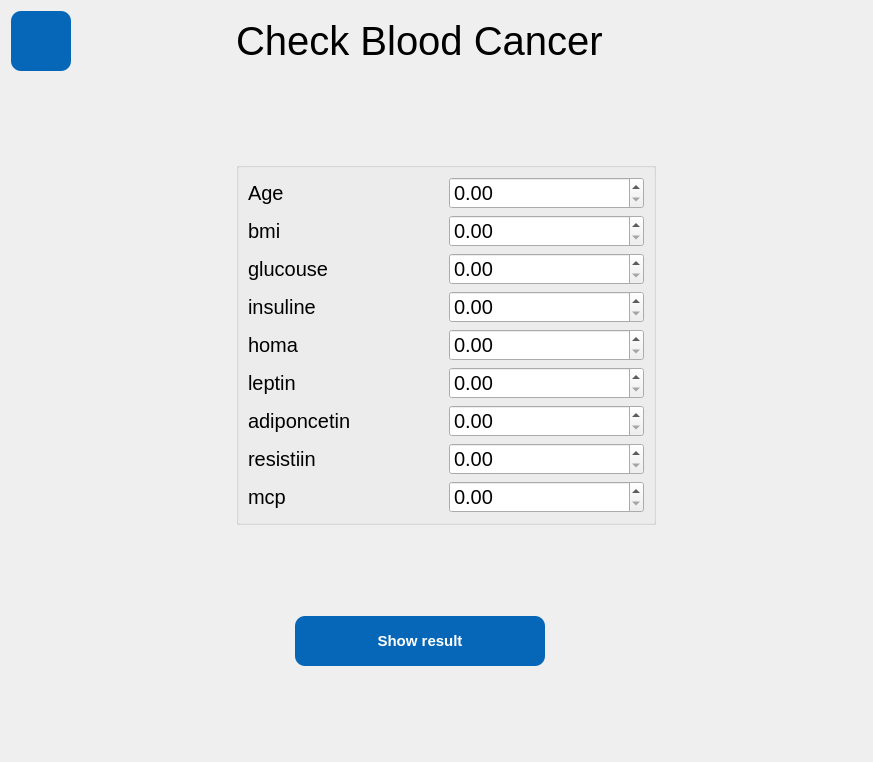
First picture: the form in forms/blood_model.ui, repository yousefelmesalamy/Illminor, before the edit.
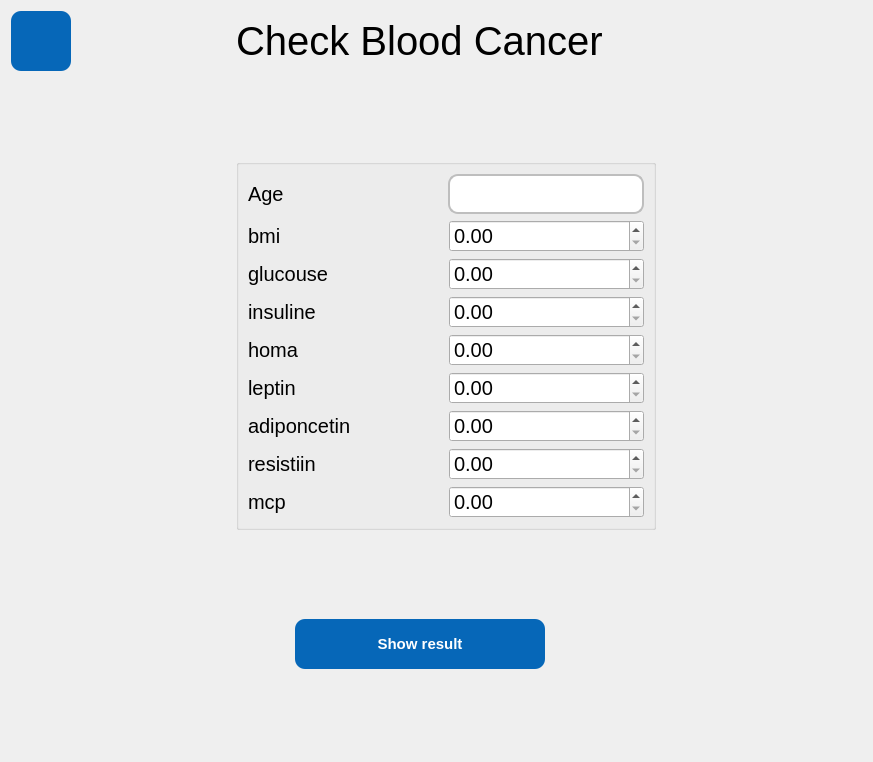
Second picture: the form after the edit. Icons and pictures are not drawn.

What changed in the file:
```diff
--- a/forms/blood_model.ui
+++ b/forms/blood_model.ui
@@ -234,22 +234,25 @@
          </widget>
         </item>
         <item>
-         <widget class="QDoubleSpinBox" name="Age_sb">
+         <widget class="QLineEdit" name="lineEdit">
+          <property name="minimumSize">
+           <size>
+            <width>196</width>
+            <height>40</height>
+           </size>
+          </property>
+          <property name="maximumSize">
+           <size>
+            <width>196</width>
+            <height>16777215</height>
+           </size>
+          </property>
           <property name="styleSheet">
-           <string notr="true">background-color: rgb(119, 118, 123,0);
-  cursor: pointer;
-  float: right;
-  padding: 5px 20px;
-
-QLineEdit{
-border: 1px solid #ABAFB7;
-
-}
-QLineEdit:focus {
-  border: 3px solid #555;
-}
-
-</string>
+           <string notr="true">border: 2px solid #bebebe ;
+border-radius: 10% 10%;
+padding-left:5px;
+background-color: rgb(255, 255, 255);
+color: rgb(18, 32, 62);</string>
           </property>
          </widget>
         </item>
```
